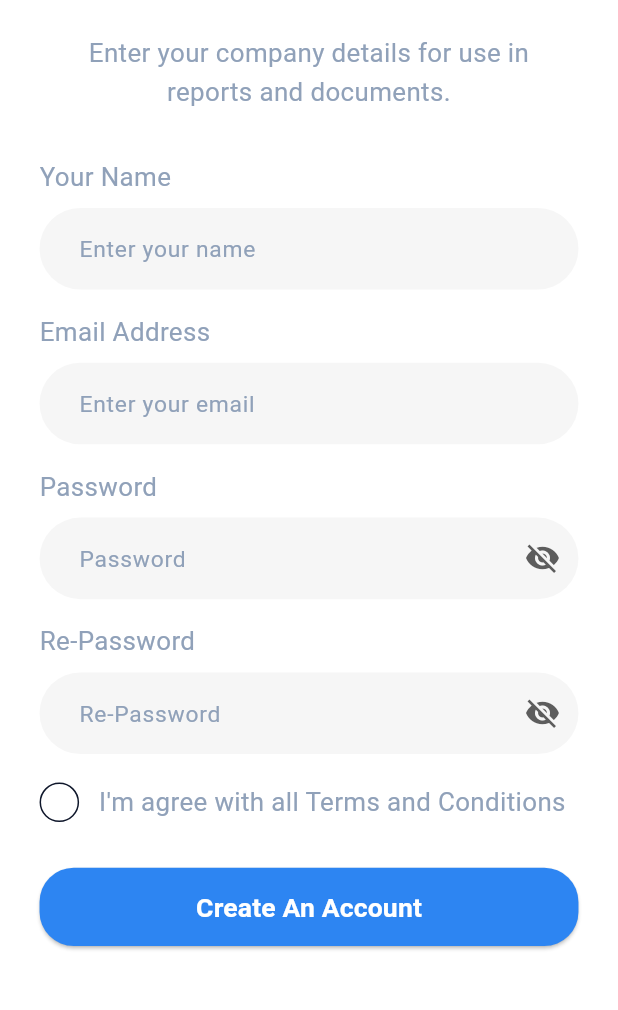
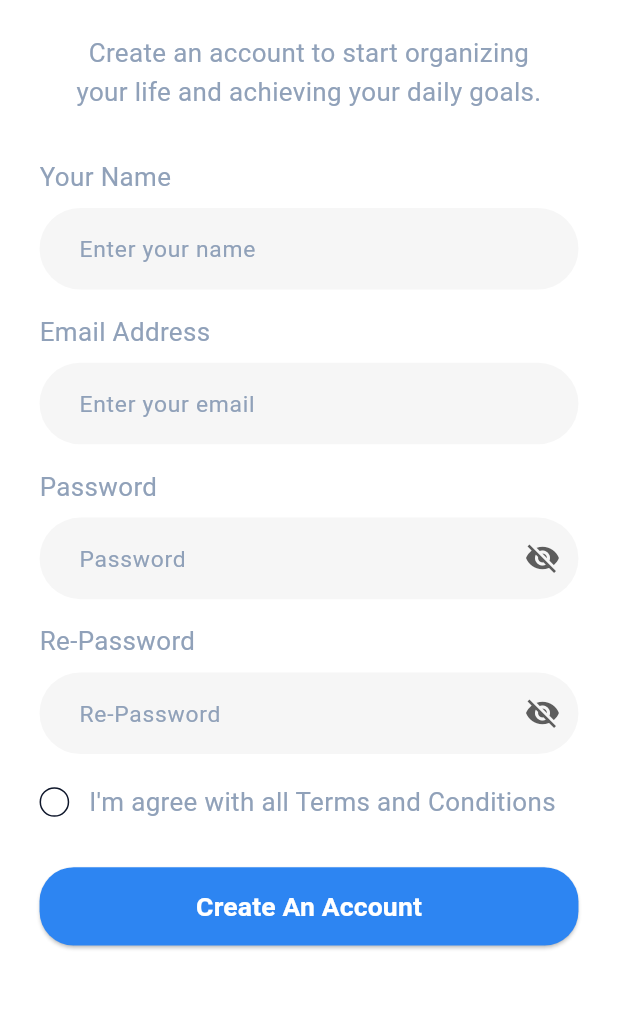
Before and after one commit to Mustafa-2097/shuhri, a Flutter app: the RegistrationPage screen opened directly, on a phone screen of 412 x 824 dp, the part 110-1120 px from its top. Run offline on Flutter 3.47's test engine with Material 3 defaults, Android fonts, the light colour scheme and no system bars; our stand-ins replace device_preview, flutter_easyloading, flutter_screenutil, get, google_fonts, image_picker and 4 more; accounts and stored records are empty.

Commit message:
change subtittle

```diff
--- a/lib/feature/auth/login/views/login_page.dart
+++ b/lib/feature/auth/login/views/login_page.dart
@@ -40,7 +40,7 @@ class LoginPage extends StatelessWidget {
                 child: Padding(
                   padding: EdgeInsets.symmetric(horizontal: 20.w),
                   child: Text(
-                    "Enter your company details for use in reports and documents.",
+                    "Sign in to manage your tasks, schedule your day, and boost your productivity.",
                     textAlign: TextAlign.center,
                     style: AppTextStyles.regular_16(context),
                   ),
--- a/lib/feature/auth/registration/views/registration_page.dart
+++ b/lib/feature/auth/registration/views/registration_page.dart
@@ -52,7 +52,7 @@ class RegistrationPage extends StatelessWidget {
                 child: Padding(
                   padding: EdgeInsets.symmetric(horizontal: 20.w),
                   child: Text(
-                    "Enter your company details for use in reports and documents.",
+                    "Create an account to start organizing your life and achieving your daily goals.",
                     textAlign: TextAlign.center,
                     style: AppTextStyles.regular_16(context),
                   ),
@@ -134,8 +134,8 @@ class RegistrationPage extends StatelessWidget {
                             !controller.agreedToTerms.value;
                       },
                       child: Container(
-                        width: 24.w,
-                        height: 24.w,
+                        width: 18.w,
+                        height: 18.w,
                         decoration: BoxDecoration(
                           shape: BoxShape.circle,
                           border: Border.all(
@@ -149,7 +149,7 @@ class RegistrationPage extends StatelessWidget {
                         child: controller.agreedToTerms.value
                             ? Icon(
                                 Icons.check,
-                                size: 16.sp,
+                                size: 14.sp,
                                 color: AppColors.whiteColor,
                               )
                             : null,
```
Also changed, not shown: pubspec.lock, 3 other files.
